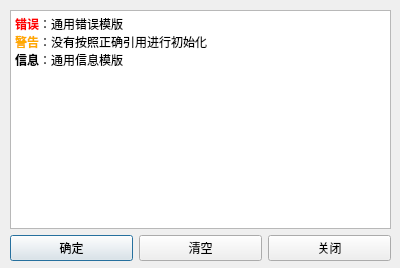
RushFTK/XParser_py3, file XParser_GUI/GeneralOutput.ui: the form before one commit.
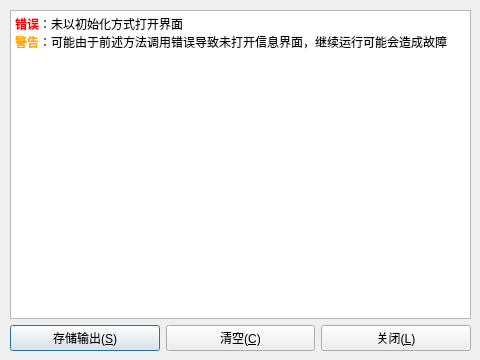
The form after the commit.

What changed in the file:
```diff
--- a/XParser_GUI/GeneralOutput.ui
+++ b/XParser_GUI/GeneralOutput.ui
@@ -6,33 +6,53 @@
    <rect>
     <x>0</x>
     <y>0</y>
-    <width>400</width>
-    <height>268</height>
+    <width>480</width>
+    <height>360</height>
    </rect>
   </property>
   <property name="windowTitle">
    <string>Dialog</string>
   </property>
-  <widget class="QWidget" name="">
+  <property name="sizeGripEnabled">
+   <bool>false</bool>
+  </property>
+  <property name="modal">
+   <bool>false</bool>
+  </property>
+  <widget class="QWidget" name="layoutWidget">
    <property name="geometry">
     <rect>
      <x>10</x>
      <y>10</y>
-     <width>381</width>
-     <height>251</height>
+     <width>461</width>
+     <height>341</height>
     </rect>
    </property>
    <layout class="QVBoxLayout" name="verticalLayout">
     <item>
-     <widget class="QTextBrowser" name="textBrowser">
+     <widget class="QTextEdit" name="MessageBrowser">
+      <property name="enabled">
+       <bool>true</bool>
+      </property>
+      <property name="acceptDrops">
+       <bool>false</bool>
+      </property>
+      <property name="styleSheet">
+       <string notr="true"/>
+      </property>
+      <property name="readOnly">
+       <bool>true</bool>
+      </property>
       <property name="html">
        <string>&lt;!DOCTYPE HTML PUBLIC &quot;-//W3C//DTD HTML 4.0//EN&quot; &quot;http://www.w3.org/TR/REC-html40/strict.dtd&quot;&gt;
 &lt;html&gt;&lt;head&gt;&lt;meta name=&quot;qrichtext&quot; content=&quot;1&quot; /&gt;&lt;style type=&quot;text/css&quot;&gt;
 p, li { white-space: pre-wrap; }
 &lt;/style&gt;&lt;/head&gt;&lt;body style=&quot; font-family:'SimSun'; font-size:9pt; font-weight:400; font-style:normal;&quot;&gt;
-&lt;p style=&quot; margin-top:0px; margin-bottom:0px; margin-left:0px; margin-right:0px; -qt-block-indent:0; text-indent:0px;&quot;&gt;&lt;span style=&quot; font-weight:600; color:#ff0000;&quot;&gt;错误&lt;/span&gt;：通用错误模版&lt;/p&gt;
-&lt;p style=&quot; margin-top:0px; margin-bottom:0px; margin-left:0px; margin-right:0px; -qt-block-indent:0; text-indent:0px;&quot;&gt;&lt;span style=&quot; font-weight:600; color:#ffaa00;&quot;&gt;警告&lt;/span&gt;：没有按照正确引用进行初始化&lt;/p&gt;
-&lt;p style=&quot; margin-top:0px; margin-bottom:0px; margin-left:0px; margin-right:0px; -qt-block-indent:0; text-indent:0px;&quot;&gt;&lt;span style=&quot; font-weight:600;&quot;&gt;信息&lt;/span&gt;：通用信息模版&lt;/p&gt;&lt;/body&gt;&lt;/html&gt;</string>
+&lt;p style=&quot; margin-top:0px; margin-bottom:0px; margin-left:0px; margin-right:0px; -qt-block-indent:0; text-indent:0px;&quot;&gt;&lt;span style=&quot; font-weight:600; color:#ff0000;&quot;&gt;错误&lt;/span&gt;：未以初始化方式打开界面&lt;/p&gt;
+&lt;p style=&quot; margin-top:0px; margin-bottom:0px; margin-left:0px; margin-right:0px; -qt-block-indent:0; text-indent:0px;&quot;&gt;&lt;span style=&quot; font-weight:600; color:#ffaa00;&quot;&gt;警告&lt;/span&gt;：可能由于前述方法调用错误导致未打开信息界面，继续运行可能会造成故障&lt;/p&gt;&lt;/body&gt;&lt;/html&gt;</string>
+      </property>
+      <property name="overwriteMode">
+       <bool>false</bool>
       </property>
      </widget>
     </item>
@@ -41,21 +61,21 @@
       <item>
        <widget class="QPushButton" name="pushButton_confirm">
         <property name="text">
-         <string>确定</string>
+         <string>存储输出(&amp;S)</string>
         </property>
        </widget>
       </item>
       <item>
        <widget class="QPushButton" name="pushButton_clear">
         <property name="text">
-         <string>清空</string>
+         <string>清空(&amp;C)</string>
         </property>
        </widget>
       </item>
       <item>
        <widget class="QPushButton" name="pushButton_close">
         <property name="text">
-         <string>关闭</string>
+         <string>关闭(&amp;L)</string>
         </property>
        </widget>
       </item>
```
Left out of the diff: 4 changed lines with no effect on the pictures.
